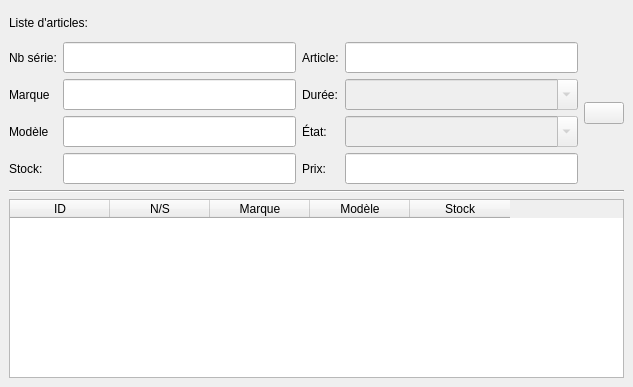
The window that sploks/views/contract_items.ui (LPOdev/Sploks) describes before a commit, drawn with Qt 5.
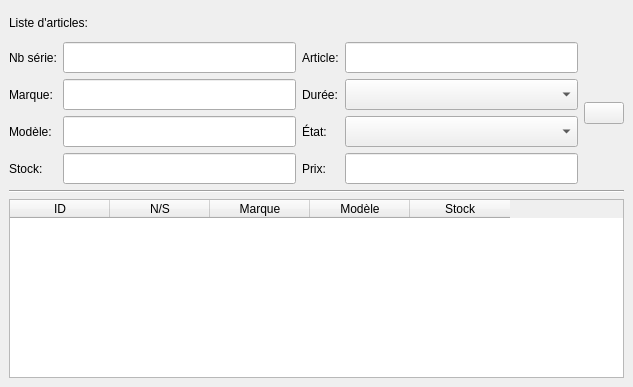
The same window after the commit. Icons and pictures are not drawn.

Commit message: T24 Charger les droplist

Diff of the .ui file:
```diff
--- a/sploks/views/contract_items.ui
+++ b/sploks/views/contract_items.ui
@@ -59,7 +59,7 @@
              <string notr="true">font: 87 14pt &quot;Arial Black&quot;;</string>
             </property>
             <property name="text">
-             <string>Marque</string>
+             <string>Marque:</string>
             </property>
            </widget>
           </item>
@@ -69,7 +69,7 @@
              <string notr="true">font: 87 14pt &quot;Arial Black&quot;;</string>
             </property>
             <property name="text">
-             <string>Modèle</string>
+             <string>Modèle:</string>
             </property>
            </widget>
           </item>
@@ -248,7 +248,7 @@
           <item>
            <widget class="QComboBox" name="drp_time">
             <property name="enabled">
-             <bool>false</bool>
+             <bool>true</bool>
             </property>
             <property name="font">
              <font>
@@ -263,14 +263,14 @@
              <string notr="true">font: 87 14pt &quot;Arial&quot;;</string>
             </property>
             <property name="editable">
-             <bool>true</bool>
+             <bool>false</bool>
             </property>
            </widget>
           </item>
           <item>
            <widget class="QComboBox" name="drp_state">
             <property name="enabled">
-             <bool>false</bool>
+             <bool>true</bool>
             </property>
             <property name="font">
              <font>
@@ -285,7 +285,7 @@
              <string notr="true">font: 87 14pt &quot;Arial&quot;;</string>
             </property>
             <property name="editable">
-             <bool>true</bool>
+             <bool>false</bool>
             </property>
            </widget>
           </item>
```
The commit also changes 1 other file.
